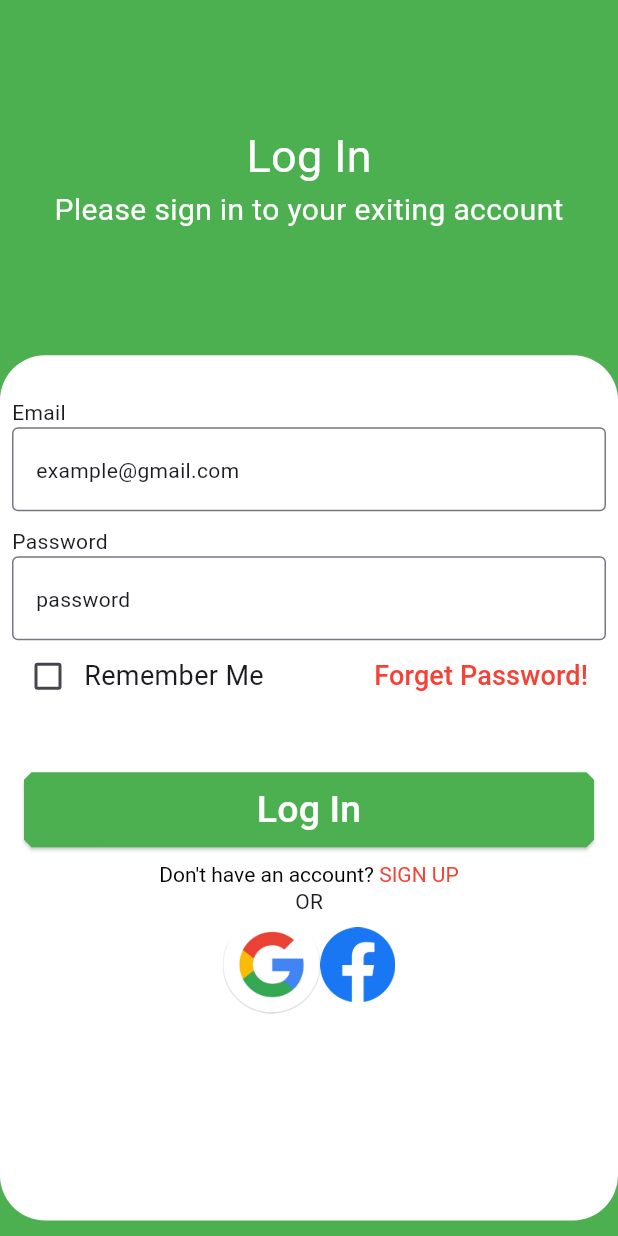
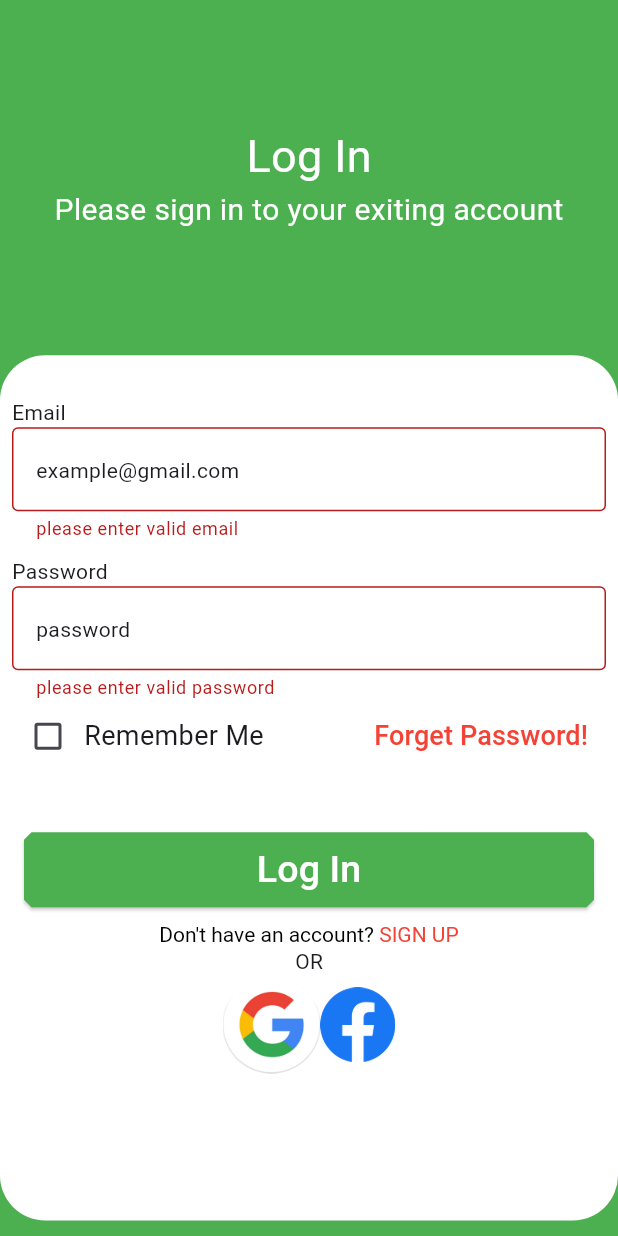
Before and after one commit to Tarunpatel56/Groceries_app, a Flutter app: the screen it shows after launch, after a tap on "Log In", on a phone screen of 412 x 824 dp. Run offline on Flutter 3.47's test engine with Material 3 defaults, Android fonts, the phone set to English and light mode, and no system bars; our stand-ins replace cloud_firestore, curved_labeled_navigation_bar, firebase_auth, firebase_core, google_sign_in, shared_preferences; accounts and stored records are empty.

Commit message:
update code

```diff
--- a/lib/login/Login_page.dart
+++ b/lib/login/Login_page.dart
@@ -1,4 +1,3 @@
-
 import 'package:cloud_firestore/cloud_firestore.dart';
 import 'package:firebase_auth/firebase_auth.dart';
 import 'package:flutter/gestures.dart';
@@ -19,7 +18,10 @@ class LoginPage extends StatefulWidget {
 }
 
 class _LoginPageState extends State<LoginPage> {
+  final TextEditingController emailcontroller = TextEditingController();
+  final TextEditingController passwordcontroller = TextEditingController();
   bool isChecked = false;
+  final formKey = GlobalKey<FormState>();
 
   final FirebaseAuth _auth = FirebaseAuth.instance;
   final FirebaseFirestore _firebaseFirestore = FirebaseFirestore.instance;
@@ -48,6 +50,8 @@ class _LoginPageState extends State<LoginPage> {
 
               child: Padding(
                 padding: const EdgeInsets.all(8.0),
+                child: Form(
+                  key: formKey,
                   child: Column(
                     children: [
                       SizedBox(height: 20),
@@ -56,6 +60,12 @@ class _LoginPageState extends State<LoginPage> {
                         child: Text("Email"),
                       ),
                       TextFormField(
+                        controller: emailcontroller,
+                        validator: (value) {
+                          if (value!.contains("@gmail.com") == false) {
+                            return "please enter valid email";
+                          }
+                        },
                         decoration: InputDecoration(
                           border: OutlineInputBorder(),
                           hint: Text("example@gmail.com"),
@@ -67,6 +77,13 @@ class _LoginPageState extends State<LoginPage> {
                         child: Text("Password"),
                       ),
                       TextFormField(
+                        controller: passwordcontroller,
+
+                        validator: (value) {
+                          if (value!.length > 8 == false) {
+                            return "please enter valid password";
+                          }
+                        },
                         decoration: InputDecoration(
                           border: OutlineInputBorder(),
                           hint: Text("password"),
@@ -99,18 +116,23 @@ class _LoginPageState extends State<LoginPage> {
                               },
                               child: Text(
                                 "Forget Password!",
-                              style: TextStyle(color: Colors.red, fontSize: 18),
+                                style: TextStyle(
+                                  color: Colors.red,
+                                  fontSize: 18,
+                                ),
                               ),
                             ),
                           ),
                         ],
                       ),
-                    SizedBox(height: 40,),
+                      SizedBox(height: 40),
                       SizedBox(
                         width: 380,
                         height: 50,
                         child: ElevatedButton(
-                        onPressed: () {},
+                          onPressed: () {
+                            if (formKey.currentState!.validate() == true) ;
+                          },
                           style: ElevatedButton.styleFrom(
                             backgroundColor: Colors.green,
                             shape: BeveledRectangleBorder(
@@ -122,7 +144,8 @@ class _LoginPageState extends State<LoginPage> {
                             style: TextStyle(color: Colors.white, fontSize: 25),
                           ),
                         ),
-                    ),SizedBox(height: 10,),
+                      ),
+                      SizedBox(height: 10),
                       RichText(
                         text: TextSpan(
                           text: "Don't have an account?",
@@ -149,7 +172,10 @@ class _LoginPageState extends State<LoginPage> {
                       Row(
                         mainAxisAlignment: MainAxisAlignment.center,
                         children: [
-                        InkWell(onTap: () { googleLogin(context);} ,
+                          InkWell(
+                            onTap: () {
+                              googleLogin(context);
+                            },
                             child: Container(
                               height: 65,
                               width: 65,
@@ -177,12 +203,14 @@ class _LoginPageState extends State<LoginPage> {
                   ),
                 ),
               ),
+            ),
           ],
         ),
       ),
     );
   }
 }
+
 googleLogin(context) async {
   const List<String> scopes = <String>[
     'email',
@@ -227,7 +255,6 @@ class _LoginPageState extends State<LoginPage> {
 Future<void> saveDetailsOnDB(
   String socialId,
   Map<String, dynamic> userData,
-
 ) async {
   var _firebaseFirestore;
   final CollectionReference userCollection = _firebaseFirestore.collection(
```
Lines whose indentation alone changed are shown as unchanged.
